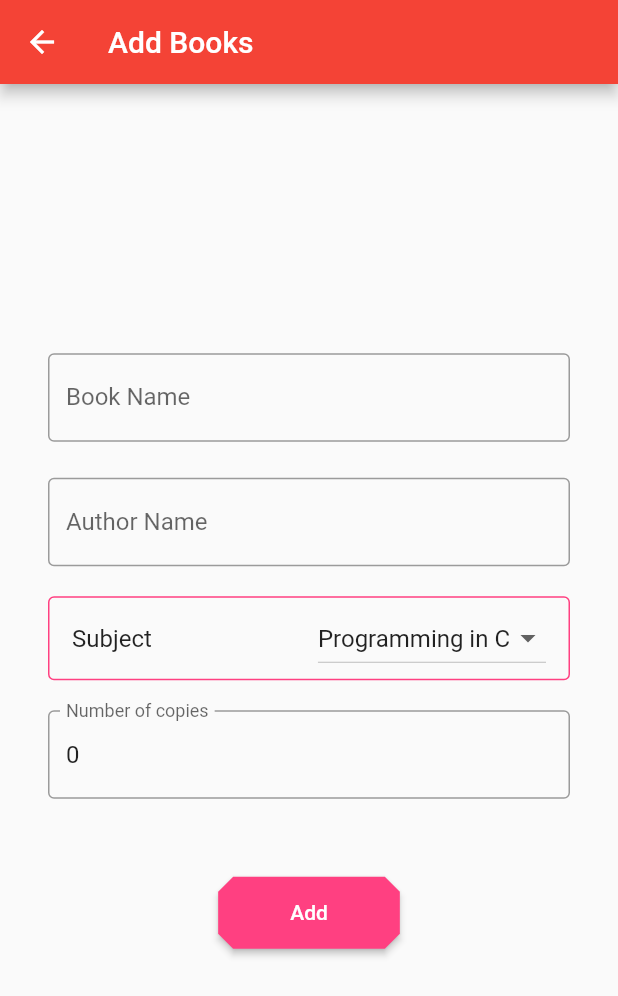
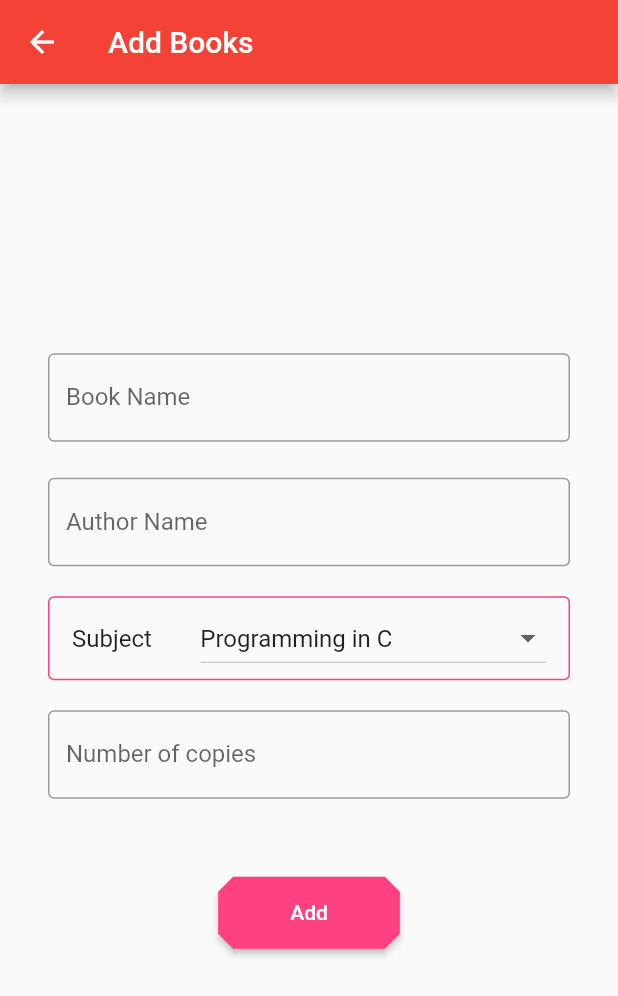
Before and after one commit to RitamChakraborty/bibliotek, a Flutter app: the AddBooksPage screen opened directly, on a phone screen of 412 x 824 dp. Shown: the top 996 px of the screen. Run offline on Flutter 3.47's test engine with Material 2 defaults, Android fonts, the phone set to English and light mode, and no system bars; our stand-ins replace bloc, cloud_firestore, flutter_bloc, fluttertoast, shared_preferences; accounts and stored records are empty.

Commit message:
Fix add book page

```diff
--- a/lib/data/constants.dart
+++ b/lib/data/constants.dart
@@ -7,4 +7,5 @@ final DateFormat DATE_FORMAT = DateFormat.yMd();
 const List<String> SUBJECTS = [
   "Programming in C",
   "Mathematics",
+  "Data Structure and Algorithm",
 ];
--- a/lib/pages/admin_pages/add_book_page/add_books_page.dart
+++ b/lib/pages/admin_pages/add_book_page/add_books_page.dart
@@ -8,7 +8,6 @@ import 'package:bibliotek/widgets/value_tile.dart';
 import 'package:flutter/material.dart';
 import 'package:flutter/widgets.dart';
 import 'package:flutter_bloc/flutter_bloc.dart';
-import 'package:fluttertoast/fluttertoast.dart';
 
 class AddBooksPage extends StatefulWidget {
   @override
@@ -35,44 +34,46 @@ class _AddBooksPageState extends State<AddBooksPage> {
 
   @override
   Widget build(BuildContext context) {
-    return BlocBuilder<BookBloc, AbstractBookBlocState>(
+    return Material(
+      child: Scaffold(
+        appBar: AppBar(
+          title: Text("Add Books"),
+        ),
+        body: BlocConsumer<BookBloc, AbstractBookBlocState>(
           bloc: bookBloc,
-      builder:
-          (BuildContext buildContext, AbstractBookBlocState bookBlocState) {
-        // Get the values from the state
+          listener:
+              (BuildContext context, AbstractBookBlocState bookBlocState) {
             String title = bookBlocState.title;
             String author = bookBlocState.author;
             String subject = bookBlocState.subject;
             int copies = bookBlocState.copies;
 
-        // Set the values for the controller
-        titleController.text = title;
-        authorController.text = author;
-        copiesController.text = copies.toString();
-
-        if (bookBlocState is BookExistsState) {
+            if (bookBlocState is BookBlocLoadingState) {
+              Scaffold.of(context)
+                ..hideCurrentSnackBar()
+                ..showSnackBar(SnackBar(
+                  content: Text("Processing..."),
+                ));
+            } else if (bookBlocState is BookExistsState) {
               WidgetsBinding.instance.addPostFrameCallback((timeStamp) {
                 showDialog(
-                context: buildContext,
+                    context: context,
                     builder: (BuildContext context) {
                       return AlertDialog(
                         title: Text("Book already exists"),
                         content: Text(
                             "Do you want to increase the number of books in the Library?"),
                         actions: [
-                      bookBlocState is BookBlocLoadingState
-                          ? Container()
-                          : FlatButton(
+                          FlatButton(
                             onPressed: () {
                               Navigator.pop(context);
                             },
                             child: Text("Cancel"),
                           ),
-                      bookBlocState is BookBlocLoadingState
-                          ? Text("Loading")
-                          : FlatButton(
+                          FlatButton(
                             onPressed: () {
                               bookBloc.add(IncreaseBookConfirmationEvent());
+                              Navigator.pop(context);
                             },
                             child: Text("Yes"),
                           )
@@ -83,7 +84,7 @@ class _AddBooksPageState extends State<AddBooksPage> {
             } else if (bookBlocState is BookBlocAskForConfirmationState) {
               WidgetsBinding.instance.addPostFrameCallback((timeStamp) {
                 showDialog(
-                context: buildContext,
+                    context: context,
                     builder: (BuildContext context) {
                       return AlertDialog(
                         title: Text("Do you want to add this book"),
@@ -106,20 +107,17 @@ class _AddBooksPageState extends State<AddBooksPage> {
                           ),
                         ]),
                         actions: [
-                      bookBlocState is BookBlocLoadingState
-                          ? Container()
-                          : FlatButton(
+                          FlatButton(
                             onPressed: () {
                               Navigator.pop(context);
                             },
                             child: Text("Cancel"),
                           ),
-                      bookBlocState is BookBlocLoadingState
-                          ? Text("Loading")
-                          : FlatButton(
+                          FlatButton(
                             disabledColor: Theme.of(context).disabledColor,
                             onPressed: () {
                               bookBloc.add(AddBookConfirmationEvent());
+                              Navigator.pop(context);
                             },
                             child: Text("Yes"),
                           )
@@ -128,19 +126,28 @@ class _AddBooksPageState extends State<AddBooksPage> {
                     });
               });
             } else if (bookBlocState is BookBlocSuccessState) {
-          Fluttertoast.showToast(msg: "Book added successfully");
-          WidgetsBinding.instance.addPostFrameCallback((timeStamp) {
-            Navigator.pop(buildContext);
-          });
+              Scaffold.of(context)
+                ..hideCurrentSnackBar()
+                ..showSnackBar(SnackBar(
+                  content: Text("Book successfully"),
+                ));
               bookBloc.add(BookBlocInvokeInitialEvent());
             }
+          },
+          builder:
+              (BuildContext buildContext, AbstractBookBlocState bookBlocState) {
+            // Get the values from the state
+            String title = bookBlocState.title;
+            String author = bookBlocState.author;
+            String subject = bookBlocState.subject;
+            int copies = bookBlocState.copies;
 
-        return Material(
-          child: Scaffold(
-            appBar: AppBar(
-              title: Text("Add Books"),
-            ),
-            body: SafeArea(
+            // Set the values for the controller
+            titleController.text = title;
+            authorController.text = author;
+            copiesController.text = copies > 0 ? copies.toString() : "";
+
+            return SafeArea(
               child: Container(
                 padding: EdgeInsets.symmetric(horizontal: 32),
                 alignment: Alignment.center,
@@ -228,10 +235,10 @@ class _AddBooksPageState extends State<AddBooksPage> {
                   ),
                 ),
               ),
+            );
+          },
         ),
       ),
     );
-      },
-    );
   }
 }
```
Lines whose indentation alone changed are shown as unchanged.
